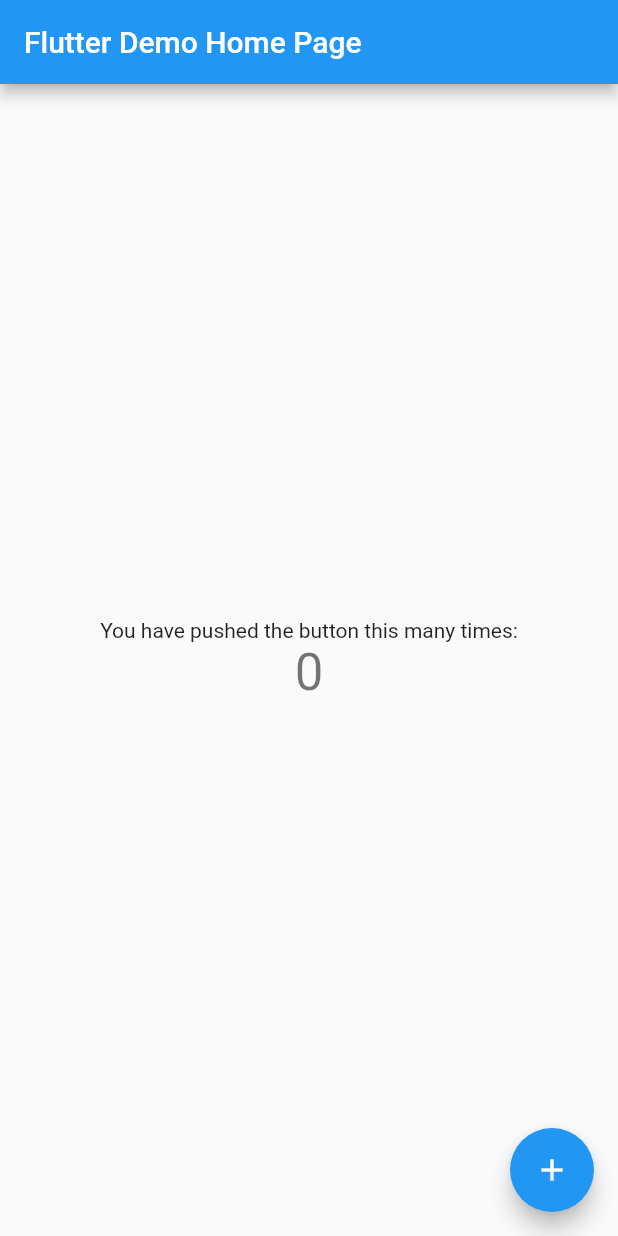
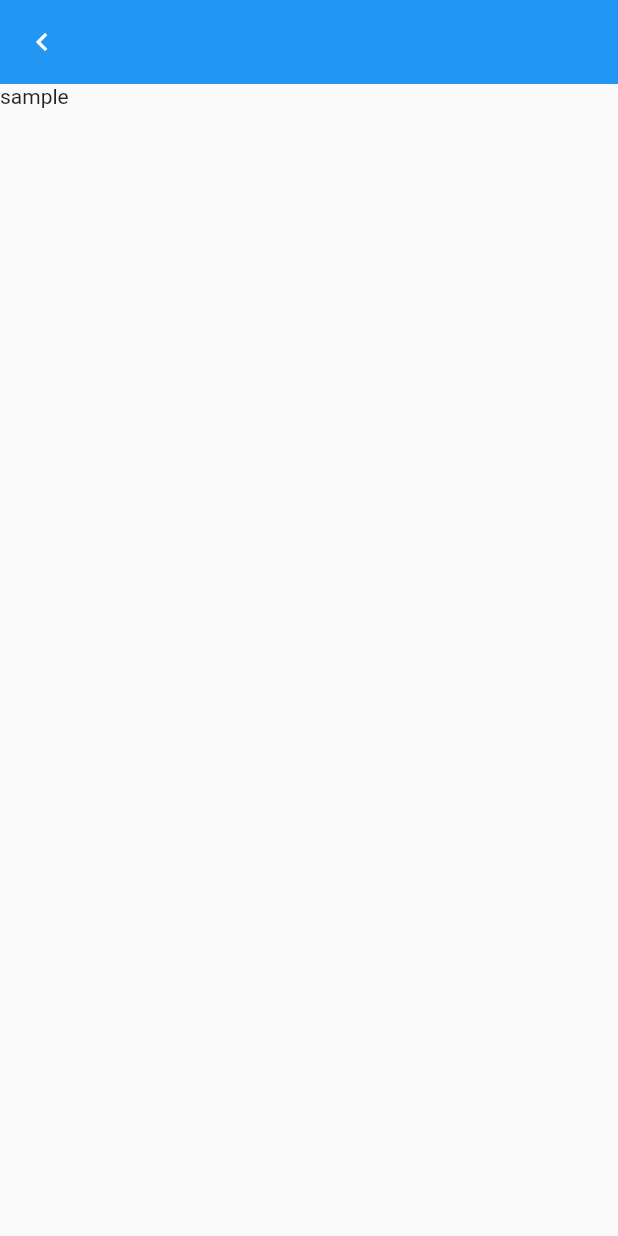
Before and after one commit to tadakun8/flutter_study_ui, a Flutter app: the screen it shows after launch, on a phone screen of 412 x 824 dp. Run offline on Flutter 3.47's test engine with Material 2 defaults, Android fonts, the phone set to English and light mode, and no system bars; our stand-ins replace flutter_riverpod.

Commit message:
feat: create template of flight-booking-page

```diff
--- a/flight_booking/lib/main.dart
+++ b/flight_booking/lib/main.dart
@@ -1,3 +1,4 @@
+import 'package:flight_booking/page/flight_booking_page.dart';
 import 'package:flutter/material.dart';
 
 void main() {
@@ -15,54 +16,7 @@ class MyApp extends StatelessWidget {
       theme: ThemeData(
         primarySwatch: Colors.blue,
       ),
-      home: const MyHomePage(title: 'Flutter Demo Home Page'),
+      home: const FlightBookingPage(),
     );
   }
 }
-
-class MyHomePage extends StatefulWidget {
-  const MyHomePage({Key? key, required this.title}) : super(key: key);
-
-  final String title;
-
-  @override
-  State<MyHomePage> createState() => _MyHomePageState();
-}
-
-class _MyHomePageState extends State<MyHomePage> {
-  int _counter = 0;
-
-  void _incrementCounter() {
-    setState(() {
-      _counter++;
-    });
-  }
-
-  @override
-  Widget build(BuildContext context) {
-    return Scaffold(
-      appBar: AppBar(
-        title: Text(widget.title),
-      ),
-      body: Center(
-        child: Column(
-          mainAxisAlignment: MainAxisAlignment.center,
-          children: <Widget>[
-            const Text(
-              'You have pushed the button this many times:',
-            ),
-            Text(
-              '$_counter',
-              style: Theme.of(context).textTheme.headline4,
-            ),
-          ],
-        ),
-      ),
-      floatingActionButton: FloatingActionButton(
-        onPressed: _incrementCounter,
-        tooltip: 'Increment',
-        child: const Icon(Icons.add),
-      ),
-    );
-  }
-}
--- /dev/null
+++ b/flight_booking/lib/page/flight_booking_page.dart
@@ -0,0 +1,20 @@
+import 'package:flutter/material.dart';
+
+class FlightBookingPage extends StatelessWidget {
+  const FlightBookingPage({Key? key}) : super(key: key);
+
+  @override
+  Widget build(BuildContext context) {
+    return Scaffold(
+      appBar: AppBar(
+        elevation: 0,
+        leading: const Icon(Icons.navigate_before),
+      ),
+      body: Column(
+        children: const [
+          Text('sample'),
+        ],
+      ),
+    );
+  }
+}
```
